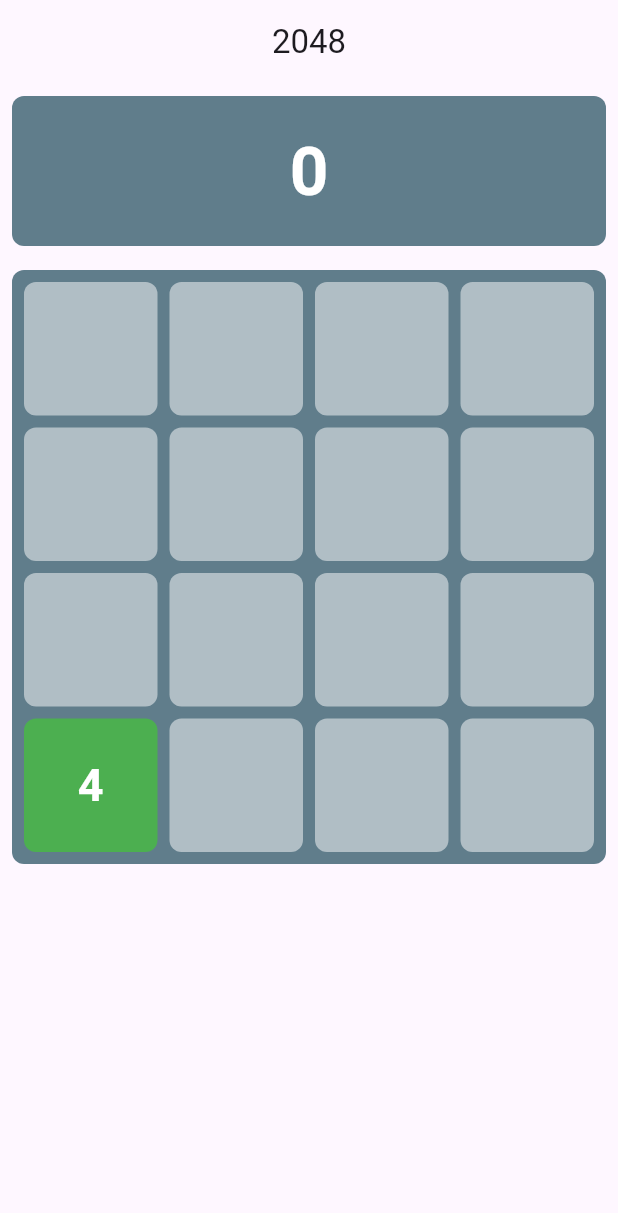
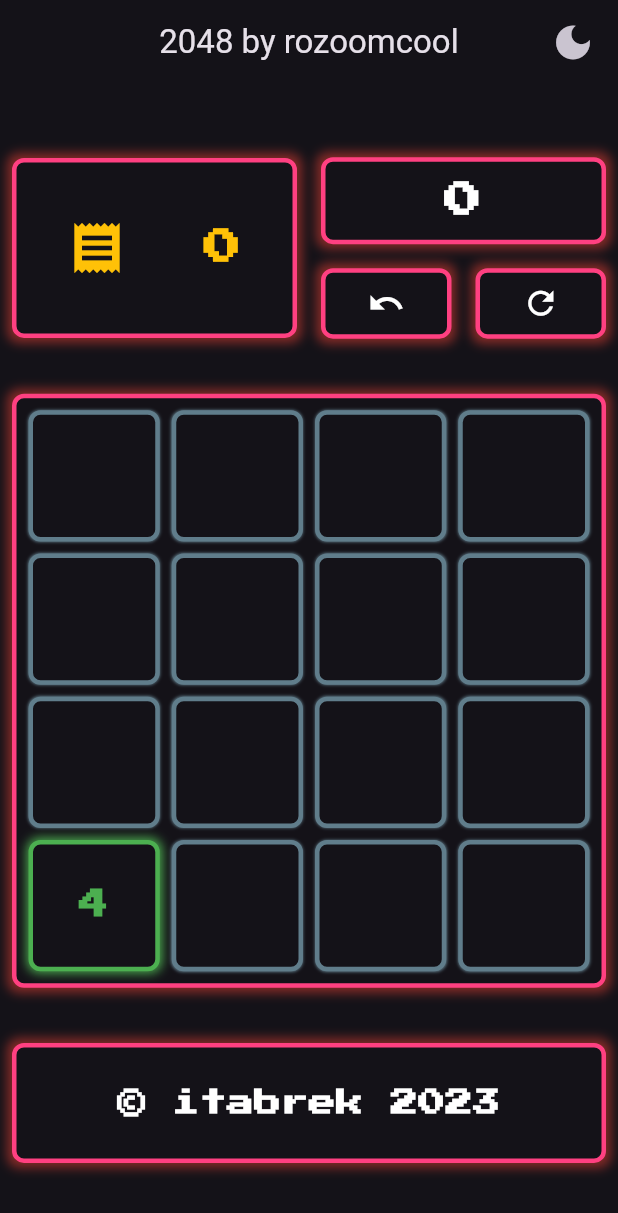
Before and after one commit to rozoomcool/flutter_2048, a Flutter app: the screen it shows after launch, on a phone screen of 412 x 824 dp. Shown: the top 1213 px of the screen. Run offline on Flutter 3.47's test engine with Material 2 defaults, Android fonts, the phone set to English and light mode, and no system bars; our stand-ins replace flutter_bloc.

Commit message:
update design

```diff
--- a/lib/application/app.dart
+++ b/lib/application/app.dart
@@ -9,8 +9,9 @@
   @override
   Widget build(BuildContext context) {
     return MaterialApp(
-      title: 'Flutter Demo',
-      theme: ThemeData(useMaterial3: true),
+      title: '2048 by rozoomcool',
+      debugShowCheckedModeBanner: false,
+      theme: ThemeData.dark(useMaterial3: true),
       home: const GameScene(),
     );
   }
--- /dev/null
+++ b/lib/domain/consts.dart
@@ -0,0 +1,33 @@
+import 'package:flutter/material.dart';
+
+const TextStyle gameTabletText = TextStyle(fontWeight: FontWeight.bold,
+    fontSize: 25,
+    color: Colors.white, fontFamily: 'PressStart2P');
+
+const TextStyle gameTileText = TextStyle(fontWeight: FontWeight.bold,
+    fontSize: 20,
+    color: Colors.white, fontFamily: 'PressStart2P');
+
+const TextStyle gameCopyrightText = TextStyle(fontWeight: FontWeight.bold,
+    fontSize: 18,
+    color: Colors.white, fontFamily: 'PressStart2P');
+
+Color neonShadowColor = Colors.red.withOpacity(0.5);
+
+Color neonColor = Colors.pinkAccent;
+
+Color recordColor = Colors.amber;
+
+const double neonBlur = 5;
+
+const double neonSpread = 3;
+
+const double neonSecondarySpread = 1;
+
+BoxShadow blurShadow(Color c, double blur, double spread){
+  return BoxShadow(
+  color: c,
+  blurRadius: blur,
+  spreadRadius: spread
+  );
+}
--- a/lib/domain/game_bloc.dart
+++ b/lib/domain/game_bloc.dart
@@ -14,6 +14,12 @@
     on<GameMoveLeftEvent>(_moveLeft);
     on<GameMoveDownEvent>(_moveDown);
     on<GameMoveUpEvent>(_moveUp);
+    on<GameRefreshEvent>(_gameRefreshEvent);
+    add(GameGenerateNewTileEvent());
+  }
+
+  void _gameRefreshEvent(GameRefreshEvent event, Emitter<GameState> emit){
+    emit(GameState.standard());
     add(GameGenerateNewTileEvent());
   }
 
@@ -41,6 +47,7 @@
       }
     }
     if (moved) {
+      checkMax();
       add(GameGenerateNewTileEvent());
       emit(GameState.fromState(state));
     }
@@ -70,6 +77,7 @@
       }
     }
     if (moved) {
+      checkMax();
       add(GameGenerateNewTileEvent());
       emit(GameState.fromState(state));
     }
@@ -100,6 +108,7 @@
     }
 
     if (moved) {
+      checkMax();
       add(GameGenerateNewTileEvent());
       emit(GameState.fromState(state));
     }
@@ -189,6 +198,7 @@
     }
 
     if (moved) {
+      checkMax();
       add(GameGenerateNewTileEvent());
       emit(GameState.fromState(state));
     }
@@ -225,4 +235,9 @@
   void updateStateFromState(Emitter<GameState> emit) {
     emit(GameState.fromState(state));
   }
+  void checkMax() {
+    if (state.score > state.currentMax){
+      state.currentMax = state.score;
+    }
+  }
 }
--- a/lib/domain/game_events.dart
+++ b/lib/domain/game_events.dart
@@ -8,6 +8,8 @@
 
 class GameMoveRightEvent extends GameEvent{}
 
+class GameRefreshEvent extends GameEvent{}
+
 class GameDragEvent extends GameEvent{
   final double x;
   final double y;
--- a/lib/domain/game_state.dart
+++ b/lib/domain/game_state.dart
@@ -2,11 +2,13 @@
   final int GRID_SIZE;
   late final int CELLS_COUNT;
   int score;
+  int currentMax;
 
   late List<List<int>> cells;
 
   GameState.standard()
       : GRID_SIZE = 4,
+        currentMax = 0,
         score = 0 {
     CELLS_COUNT = GRID_SIZE * GRID_SIZE;
     cells = List.generate(
@@ -17,5 +19,6 @@
       : GRID_SIZE = state.GRID_SIZE,
         CELLS_COUNT = state.CELLS_COUNT,
         cells = state.cells,
+        currentMax = 0,
         score = state.score;
 }
--- a/lib/presentation/game_scene.dart
+++ b/lib/presentation/game_scene.dart
@@ -1,6 +1,9 @@
 import 'package:flutter/material.dart';
 import 'package:flutter_bloc/flutter_bloc.dart';
+import 'package:tilesgame/widget/copyright_widget.dart';
+import 'package:tilesgame/widget/tablet_widget.dart';
 
+import '../domain/consts.dart';
 import '../domain/game_bloc.dart';
 import '../domain/game_state.dart';
 import '../widget/board_widget.dart';
@@ -12,31 +15,23 @@
   Widget build(BuildContext context) {
     return Scaffold(
       appBar: AppBar(
-        title: const Text('2048'),
+        title: Text(context.findAncestorWidgetOfExactType<MaterialApp>()!.title),
         centerTitle: true,
+        actions: const [Icon(Icons.dark_mode, size: 30,), SizedBox(width: 15)],
       ),
-      body: SingleChildScrollView(
-          physics: const NeverScrollableScrollPhysics(),
-          child: BlocProvider<GameBloc>(
-              create: (context) => GameBloc(),
-              child: Column(
-                mainAxisAlignment: MainAxisAlignment.center,
-                crossAxisAlignment: CrossAxisAlignment.center,
-                children: [
-                  BlocBuilder<GameBloc, GameState>(
-                      builder: (BuildContext context, state) => Container(
-                            height: 100,
-                            width: double.infinity,
-                            margin: const EdgeInsets.all(8.0),
-                            decoration: BoxDecoration(
-                                color: Colors.blueGrey,
-                                borderRadius: BorderRadius.circular(8)),
-                            padding: const EdgeInsets.all(8.0),
-                            child: Align(alignment: Alignment.center,child: Text('${state.score}', style: const TextStyle(fontWeight: FontWeight.bold, fontSize: 45, color: Colors.white),)),
-                          )),
-                  Board(),
-                ],
-              ))),
+      body: BlocProvider<GameBloc>(
+          create: (context) => GameBloc(),
+          child: Column(
+            mainAxisAlignment: MainAxisAlignment.spaceBetween,
+            mainAxisSize: MainAxisSize.max,
+            children: const [
+              SizedBox(height: 20),
+              TabletWidget(),
+              Board(),
+              Copyright(),
+              SizedBox(height: 20)
+            ],
+          )),
     );
   }
 }
--- a/lib/widget/board_widget.dart
+++ b/lib/widget/board_widget.dart
@@ -6,6 +6,8 @@
 import 'package:tilesgame/widget/cell_empty_widget.dart';
 import 'package:tilesgame/widget/cell_widget.dart';
 
+import '../domain/consts.dart';
+
 class Board extends StatelessWidget {
   const Board({super.key});
 
@@ -13,12 +15,25 @@
   Widget build(BuildContext context) {
     return BlocBuilder<GameBloc, GameState>(
       builder: (BuildContext context, state) => GestureDetector(
-        onVerticalDragEnd: (details) => context.read<GameBloc>().add(GameDragEvent(0, details.velocity.pixelsPerSecond.dy)),
-        onHorizontalDragEnd: (details) => context.read<GameBloc>().add(GameDragEvent(details.velocity.pixelsPerSecond.dx, 0)),
+        onVerticalDragEnd: (details) => context
+            .read<GameBloc>()
+            .add(GameDragEvent(0, details.velocity.pixelsPerSecond.dy)),
+        onHorizontalDragEnd: (details) => context
+            .read<GameBloc>()
+            .add(GameDragEvent(details.velocity.pixelsPerSecond.dx, 0)),
         child: Container(
           margin: const EdgeInsets.all(8.0),
           decoration: BoxDecoration(
-              color: Colors.blueGrey, borderRadius: BorderRadius.circular(8)),
+              color: context
+                  .findAncestorWidgetOfExactType<MaterialApp>()
+                  ?.theme
+                  ?.scaffoldBackgroundColor,
+              boxShadow: [
+                blurShadow(
+                    neonShadowColor, neonBlur, neonSpread)
+              ],
+              border: Border.all(width: 3, color: neonColor),
+              borderRadius: BorderRadius.circular(8)),
           padding: const EdgeInsets.all(8.0),
           child: GridView.builder(
             physics: const NeverScrollableScrollPhysics(),
@@ -31,8 +46,11 @@
             itemBuilder: (BuildContext context, int index) {
               int row = index ~/ state.cells.length;
               int col = index % state.cells.length;
-              return AnimatedSwitcher(duration: const Duration(milliseconds: 300),
-              child: state.cells[row][col] != 0 ? Cell(value: state.cells[row][col]) : const CellEmpty());
+              return AnimatedSwitcher(
+                  duration: const Duration(milliseconds: 300),
+                  child: state.cells[row][col] != 0
+                      ? Cell(value: state.cells[row][col])
+                      : const CellEmpty());
             },
           ),
         ),
--- a/lib/widget/cell_empty_widget.dart
+++ b/lib/widget/cell_empty_widget.dart
@@ -1,4 +1,6 @@
 import 'package:flutter/material.dart';
+
+import '../domain/consts.dart';
 
 class CellEmpty extends StatelessWidget{
   const CellEmpty({super.key});
@@ -7,12 +9,13 @@
   Widget build(BuildContext context) {
     return Container(
       decoration: BoxDecoration(
-        color: Colors.blueGrey.shade200,
-        borderRadius: BorderRadius.circular(8),
-        // boxShadow: const [
-        //   BoxShadow(color: Colors.black54, blurRadius: 3)
-        // ]
-      )
+          color: context.findAncestorWidgetOfExactType<MaterialApp>()?.theme?.scaffoldBackgroundColor,
+          boxShadow: [
+            blurShadow(
+                Colors.blueGrey, 1, 0),
+          ],
+          border: Border.all(width: 3, color: Colors.blueGrey),
+          borderRadius: BorderRadius.circular(8))
     );
   }
 }
--- a/lib/widget/cell_widget.dart
+++ b/lib/widget/cell_widget.dart
@@ -1,30 +1,52 @@
 import 'package:flutter/material.dart';
+import 'package:tilesgame/domain/consts.dart';
 
 class Cell extends StatelessWidget {
   final int value;
 
   const Cell({super.key, required this.value});
 
-  final textStyle = const TextStyle(
-      color: Colors.white, fontSize: 30, fontWeight: FontWeight.bold);
+  // final textStyle = const TextStyle(
+  //     color: Colors.white, fontSize: 30, fontWeight: FontWeight.bold);
 
   @override
   Widget build(BuildContext context) {
-
-    final Color color = value == 2 ? Colors.teal : value == 4 ? Colors.green : value == 8 ? Colors.blue : Colors.indigo;
+    final Color color = value == 2
+        ? Colors.teal
+        : value == 4
+            ? Colors.green
+            : value == 8
+                ? Colors.tealAccent
+                : value == 16
+                    ? Colors.lightGreen
+                    : value == 32
+                        ? Colors.indigo
+                        : value == 64
+                            ? Colors.blue
+                            : value == 128
+                                ? Colors.purple
+                                : value == 256
+                                    ? Colors.amber
+                                    : value == 512
+                                        ? Colors.red
+                                        : Colors.pink;
 
     return Container(
       decoration: BoxDecoration(
-          color: color,
-          borderRadius: BorderRadius.circular(8),
-          // boxShadow: const [
-          //   BoxShadow(color: Colors.black54, blurRadius: 3)
-          // ]
-      ),
+          color: context
+              .findAncestorWidgetOfExactType<MaterialApp>()
+              ?.theme
+              ?.scaffoldBackgroundColor,
+          boxShadow: [
+            blurShadow(
+                color, neonBlur, neonSecondarySpread)
+          ],
+          border: Border.all(width: 3, color: color),
+          borderRadius: BorderRadius.circular(8)),
       child: Center(
         child: Text(
           '$value',
-          style: textStyle,
+          style: gameTileText.copyWith(color: color),
         ),
       ),
     );
--- /dev/null
+++ b/lib/widget/copyright_widget.dart
@@ -0,0 +1,47 @@
+import 'package:flutter/material.dart';
+
+import '../domain/consts.dart';
+
+class Copyright extends StatefulWidget {
+  const Copyright({super.key});
+
+  @override
+  State<Copyright> createState() => _CopyrightState();
+}
+
+class _CopyrightState extends State<Copyright> {
+  bool tumb = false;
+  final year = DateTime.now().year;
+
+  void toggle() => setState(() => tumb = !tumb);
+
+  @override
+  Widget build(BuildContext context) {
+    return GestureDetector(
+      onTap: () => toggle(),
+      child: Container(
+        margin: const EdgeInsets.all(8.0),
+        height: 80,
+        decoration: BoxDecoration(
+            color: context
+                .findAncestorWidgetOfExactType<MaterialApp>()
+                ?.theme
+                ?.scaffoldBackgroundColor,
+            boxShadow: [
+              blurShadow(
+                  neonShadowColor, neonBlur, neonSpread)
+            ],
+            border: Border.all(width: 3, color: neonColor),
+            borderRadius: BorderRadius.circular(8)),
+        padding: const EdgeInsets.all(8.0),
+        child: Align(
+          alignment: Alignment.center,
+          child: Text(
+            tumb ? '© rozoomcool $year' : '© itabrek $year',
+            style: gameCopyrightText,
+          ),
+        ),
+      ),
+    );
+  }
+}
--- /dev/null
+++ b/lib/widget/tablet_widget.dart
@@ -0,0 +1,127 @@
+import 'package:flutter/material.dart';
+import 'package:flutter_bloc/flutter_bloc.dart';
+import 'package:tilesgame/domain/game_events.dart';
+
+import '../domain/consts.dart';
+import '../domain/game_bloc.dart';
+import '../domain/game_state.dart';
+
+class TabletWidget extends StatelessWidget {
+  const TabletWidget({super.key});
+
+  @override
+  Widget build(BuildContext context) {
+    return BlocBuilder<GameBloc, GameState>(
+        builder: (BuildContext context, state) => Row(
+              mainAxisAlignment: MainAxisAlignment.spaceBetween,
+              crossAxisAlignment: CrossAxisAlignment.center,
+              children: [
+                Expanded(
+                  child: Container(
+                    height: 120,
+                    margin: const EdgeInsets.all(8.0),
+                    decoration: BoxDecoration(
+                        color: context
+                            .findAncestorWidgetOfExactType<MaterialApp>()
+                            ?.theme
+                            ?.scaffoldBackgroundColor,
+                        boxShadow: [
+                          blurShadow(neonShadowColor, neonBlur, neonSpread)
+                        ],
+                        border: Border.all(width: 3, color: neonColor),
+                        borderRadius: BorderRadius.circular(8)),
+                    padding: const EdgeInsets.all(8.0),
+                    child: Align(
+                        alignment: Alignment.center,
+                        child: Row(
+                          mainAxisAlignment: MainAxisAlignment.spaceAround,
+                          children: [
+                            Icon(Icons.receipt, size: 40, color: recordColor),
+                            Text(
+                              '${state.currentMax}',
+                              style:
+                                  gameTabletText.copyWith(color: recordColor),
+                            ),
+                          ],
+                        )),
+                  ),
+                ),
+                Expanded(
+                  child: Column(
+                    children: [
+                      Container(
+                        margin: const EdgeInsets.all(8.0),
+                        decoration: BoxDecoration(
+                            color: context
+                                .findAncestorWidgetOfExactType<MaterialApp>()
+                                ?.theme
+                                ?.scaffoldBackgroundColor,
+                            boxShadow: [
+                              blurShadow(neonShadowColor, neonBlur, neonSpread)
+                            ],
+                            border: Border.all(width: 3, color: neonColor),
+                            borderRadius: BorderRadius.circular(8)),
+                        padding: const EdgeInsets.all(8.0),
+                        child: Align(
+                            alignment: Alignment.center,
+                            child: Text(
+                              '${state.score}',
+                              style: gameTabletText,
+                            )),
+                      ),
+                      Row(
+                        children: [
+                          Expanded(
+                            child: Container(
+                                margin: const EdgeInsets.all(8.0),
+                                decoration: BoxDecoration(
+                                    color: context
+                                        .findAncestorWidgetOfExactType<
+                                            MaterialApp>()
+                                        ?.theme
+                                        ?.scaffoldBackgroundColor,
+                                    boxShadow: [
+                                      blurShadow(
+                                          neonShadowColor, neonBlur, neonSpread)
+                                    ],
+                                    border:
+                                        Border.all(width: 3, color: neonColor),
+                                    borderRadius: BorderRadius.circular(8)),
+                                padding: const EdgeInsets.all(8.0),
+                                child: const Align(
+                                    alignment: Alignment.center,
+                                    child: Icon(Icons.undo, size: 25))),
+                          ),
+                          Expanded(
+                            child: GestureDetector(
+                              onTap: () => context.read<GameBloc>().add(GameRefreshEvent()),
+                              child: Container(
+                                  margin: const EdgeInsets.all(8.0),
+                                  decoration: BoxDecoration(
+                                      color: context
+                                          .findAncestorWidgetOfExactType<
+                                              MaterialApp>()
+                                          ?.theme
+                                          ?.scaffoldBackgroundColor,
+                                      boxShadow: [
+                                        blurShadow(
+                                            neonShadowColor, neonBlur, neonSpread)
+                                      ],
+                                      border:
+                                          Border.all(width: 3, color: neonColor),
+                                      borderRadius: BorderRadius.circular(8)),
+                                  padding: const EdgeInsets.all(8.0),
+                                  child: const Align(
+                                      alignment: Alignment.center,
+                                      child: Icon(Icons.refresh, size: 25))),
+                            ),
+                          ),
+                        ],
+                      ),
+                    ],
+                  ),
+                ),
+              ],
+            ));
+  }
+}
```
Also changed, not shown: pubspec.yaml (+4 -11 lines), fonts/PressStart2P-Regular.ttf (added).
